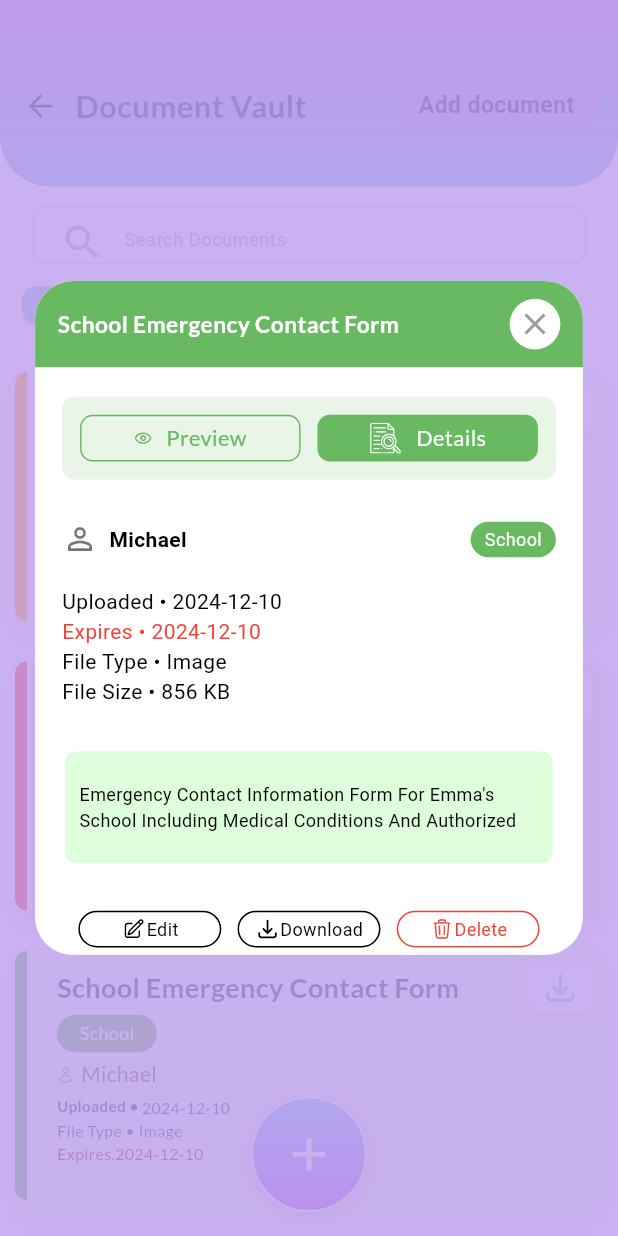
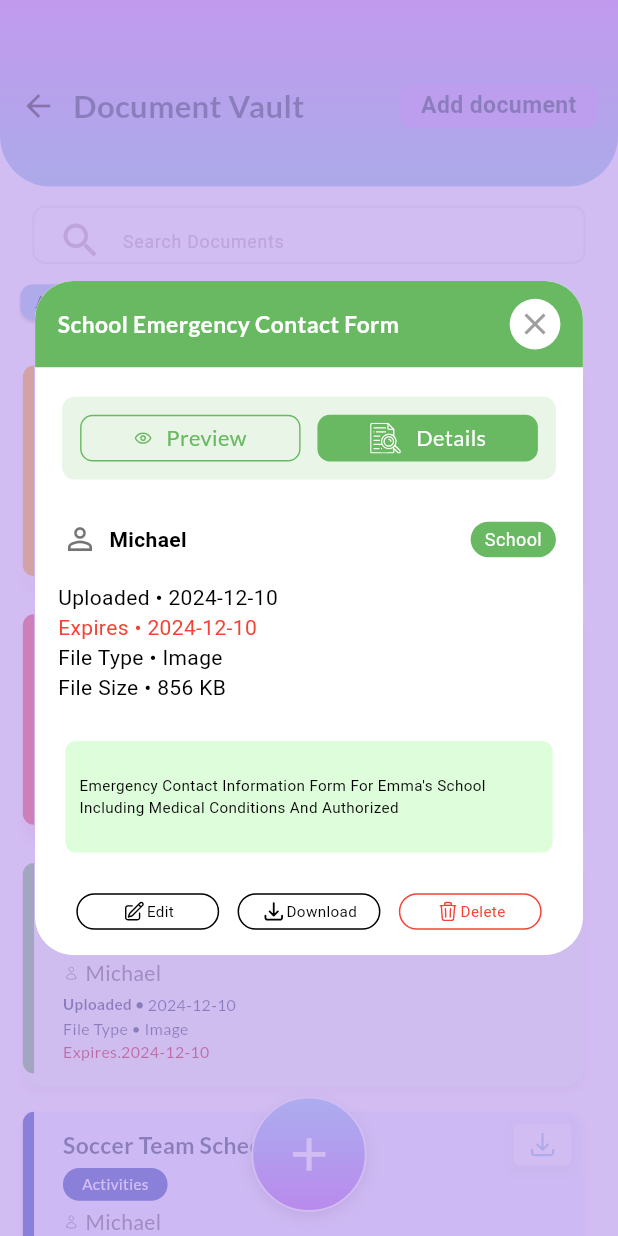
Before and after one commit to RaihanRafi01/parent_bridge, a Flutter app: the screen it shows after launch, after a tap on an icon or button, on a phone screen of 412 x 824 dp. Run offline on Flutter 3.47's test engine with Material 3 defaults, Android fonts, the phone set to English and light mode, and no system bars; our stand-ins replace dotted_border, flutter_screenutil, flutter_svg, get, google_fonts.

Commit message:
create pages and widgets for document view

```diff
--- a/lib/app/modules/document_vault/views/Document_Widget/custom_document_card.dart
+++ b/lib/app/modules/document_vault/views/Document_Widget/custom_document_card.dart
@@ -37,16 +37,16 @@
   @override
   Widget build(BuildContext context) {
     return Container(
-      width: 399,
-      height: 176, //change
+      width: 399.w,
+      height: 176.h, //change
       decoration: BoxDecoration(
         color: bgcolor,
-        borderRadius: BorderRadius.circular(16),
+        borderRadius: BorderRadius.circular(16.r),
         boxShadow: [
           BoxShadow(
             color: Colors.grey.withOpacity(0.1),
-            spreadRadius: 2,
-            blurRadius: 5,
+            spreadRadius: 2.r,
+            blurRadius: 5.r,
             offset: const Offset(0, 3),
           ),
         ],
@@ -56,17 +56,17 @@
         children: [
           // Left red bar
           Container(
-            width: 8,
-            height: 166,
+            width: 8.w,
+            height: 166.h,
             decoration: BoxDecoration(
               color: sidebar,
               borderRadius: BorderRadius.only(
-                topLeft: Radius.circular(16),
-                bottomLeft: Radius.circular(16),
+                topLeft: Radius.circular(16.r),
+                bottomLeft: Radius.circular(16.r),
               ),
             ),
           ),
-          SizedBox(width: 12, height: 166),
+          SizedBox(width: 12.w, height: 166.h),
           // Right content
           Expanded(
             child: Padding(
@@ -82,7 +82,7 @@
                         child: Text(
                           title,
                           style: GoogleFonts.lato(
-                            fontSize: 18,
+                            fontSize: 18.sp,
                             fontWeight: FontWeight.w600,
                             color: Color(0xFF1D3856),
                           ),
@@ -92,26 +92,26 @@
                       InkWell(
                         onTap: onTap,
                         child: Container(
-                          width: 41,
-                          height: 33,
+                          width: 41.w,
+                          height: 33.h,
                           decoration: BoxDecoration(
                             color: const Color(0xFFFFFFFF),
                             borderRadius: BorderRadius.circular(5.r),
                             boxShadow: [
                               BoxShadow(
                                 color: Colors.grey.withOpacity(0.1),
-                                spreadRadius: 2,
-                                blurRadius: 5,
+                                spreadRadius: 2.r,
+                                blurRadius: 5.r,
                                 offset: const Offset(0, 3),
                               ),
                             ],
                           ),
                           child: Padding(
-                            padding: EdgeInsets.all(5.0),
+                            padding: EdgeInsets.all(5.0.r),
                             child: SvgPicture.asset(
                               'assets/images/document_svg/download.svg',
-                              height: 2,
-                              width: 2,
+                              height: 2.h,
+                              width: 2.w,
                               colorFilter: ColorFilter.mode(
                                 Color(0xFF93C7E3),
                                 BlendMode.srcIn,
@@ -126,28 +126,31 @@
 
                   // Legal tag
                   Container(
-                    padding: EdgeInsets.symmetric(horizontal: 15, vertical: 4),
+                    padding: EdgeInsets.symmetric(
+                      horizontal: 15.r,
+                      vertical: 4.r,
+                    ),
                     decoration: BoxDecoration(
                       color: labelcontainer,
-                      borderRadius: BorderRadius.circular(20),
+                      borderRadius: BorderRadius.circular(20.r),
                     ),
                     child: Text(
                       label,
                       style: GoogleFonts.lato(
-                        fontSize: 12,
+                        fontSize: 12.sp,
                         fontWeight: FontWeight.w500,
                         color: Color(0xFFFFFFFF),
                       ),
                     ),
                   ),
-                  SizedBox(height: 5),
+                  SizedBox(height: 5.h),
 
                   // People
                   Row(
                     children: [
                       SizedBox(
-                        width: 12,
-                        height: 12,
+                        width: 12.w,
+                        height: 12.h,
                         child: SvgPicture.asset(
                           'assets/images/document_svg/people.svg',
 
@@ -157,14 +160,14 @@
                           ),
                         ),
                       ),
-                      SizedBox(width: 4),
+                      SizedBox(width: 4.w),
                       Text(
                         person,
                         style: GoogleFonts.lato(color: Color(0xFF666666)),
                       ),
                     ],
                   ),
-                  const SizedBox(height: 4),
+                  SizedBox(height: 4.h),
 
                   // Upload date + file type
                   Column(
--- a/lib/app/modules/document_vault/views/Document_Widget/custom_document_dialog.dart
+++ b/lib/app/modules/document_vault/views/Document_Widget/custom_document_dialog.dart
@@ -73,8 +73,8 @@
                   boxShadow: [
                     BoxShadow(
                       color: Colors.white.withOpacity(0.1),
-                      spreadRadius: 2,
-                      blurRadius: 5,
+                      spreadRadius: 2.r,
+                      blurRadius: 5.r,
                       offset: Offset(0, 3),
                     ),
                   ],
@@ -209,7 +209,7 @@
 
             /// 🔹 File Info
             Padding(
-              padding: const EdgeInsets.all(18.0),
+              padding: EdgeInsets.all(18.0.r),
               child: Align(
                 alignment: Alignment.centerLeft,
                 child: Column(
@@ -231,19 +231,19 @@
 
             /// 🔹 Description Box
             Padding(
-              padding: const EdgeInsets.only(left: 18.0, right: 18.0, top: 10),
+              padding: EdgeInsets.only(left: 18.0.r, right: 18.0.r, top: 10.r),
               child: Container(
                 height: 88.h,
                 width: 347.w,
                 padding: EdgeInsets.all(10.w),
                 decoration: BoxDecoration(
-                  color: const Color(0xFFDEFDDB),
+                  color: Color(0xFFDEFDDB),
                   borderRadius: BorderRadius.circular(8.r),
                 ),
                 child: Center(
                   child: Text(
                     "Emergency Contact Information Form For Emma's School Including Medical Conditions And Authorized",
-                    style: TextStyle(fontSize: 12),
+                    style: TextStyle(fontSize: 12.sp),
                   ),
                 ),
               ),
@@ -253,7 +253,7 @@
 
             /// 🔹 Footer buttons
             Padding(
-              padding: const EdgeInsets.only(left: 18.0, right: 18.0, top: 30),
+              padding: EdgeInsets.only(left: 18.r, right: 18.0.r, top: 30.r),
               child: Row(
                 mainAxisAlignment: MainAxisAlignment.spaceEvenly,
                 children: [
@@ -279,9 +279,9 @@
                         Text(
                           "Edit",
                           style: TextStyle(
-                            height: .6,
+                            height: .6.h,
                             color: Colors.black,
-                            fontSize: 12,
+                            fontSize: 12.sp,
                           ),
                         ),
                       ],
@@ -309,9 +309,9 @@
                         Text(
                           "Download",
                           style: TextStyle(
-                            height: .6,
+                            height: .6.h,
                             color: Colors.black,
-                            fontSize: 12,
+                            fontSize: 12.sp,
                           ),
                         ),
                       ],
@@ -339,9 +339,9 @@
                         Text(
                           "Delete",
                           style: TextStyle(
-                            height: .6,
+                            height: .6.h,
                             color: Colors.red,
-                            fontSize: 12,
+                            fontSize: 12.sp,
                           ),
                         ),
                       ],
--- a/lib/app/modules/document_vault/views/Document_Widget/custom_floating_button.dart
+++ b/lib/app/modules/document_vault/views/Document_Widget/custom_floating_button.dart
@@ -20,7 +20,7 @@
           ),
           boxShadow: [
             BoxShadow(
-              blurRadius: 8,
+              blurRadius: 8.r,
               color: Colors.grey.withOpacity(.5),
               offset: Offset(0, 3),
             ),
--- a/lib/app/modules/document_vault/views/document_vault_view.dart
+++ b/lib/app/modules/document_vault/views/document_vault_view.dart
@@ -24,7 +24,7 @@
             Container(
               height: 147.h,
               // responsive height
-              padding: EdgeInsets.only(top: 20.h, left: 16.w, right: 16.w),
+              padding: EdgeInsets.only(top: 20.r, left: 16.r, right: 16.r),
               // responsive padding
               decoration: BoxDecoration(
                 gradient: const LinearGradient(
@@ -92,12 +92,12 @@
                 decoration: BoxDecoration(
                   borderRadius: BorderRadius.circular(10.r),
                   border: Border.all(
-                    color: const Color(0xFFEBEBEB), // set your border color
+                    color: Color(0xFFEBEBEB), // set your border color
                     width: 1.5.w, // border width
                   ),
                 ),
                 child: Padding(
-                  padding: const EdgeInsets.all(8.0),
+                  padding: EdgeInsets.all(8.0.r),
                   child: TextField(
                     decoration: InputDecoration(
                       hintText: "Search Documents",
@@ -123,7 +123,7 @@
             ),
             //All & Select Category
             Padding(
-              padding: EdgeInsets.all(16.w), // responsive padding
+              padding: EdgeInsets.all(16.r), // responsive padding
               child: Row(
                 children: [
                   SizedBox(
@@ -292,7 +292,11 @@
             Column(
               children: [
                 Padding(
-                  padding: const EdgeInsets.all(10.0),
+                  padding: EdgeInsets.only(
+                    left: 18.0.r,
+                    top: 10.0.r,
+                    right: 18.r,
+                  ),
                   child: Column(
                     children: [
                       DocumentCard(
@@ -301,7 +305,7 @@
                             Document_dialog(),
                             barrierColor: const Color(
                               0xFFBD9DED,
-                            ).withOpacity(0.80),
+                            ).withOpacity(0.80.sp),
                           );
                         },
                         exp_date: '',
@@ -323,7 +327,7 @@
                             Document_dialog2_preview(),
                             barrierColor: const Color(
                               0xFFBD9DED,
-                            ).withOpacity(0.80),
+                            ).withOpacity(0.80.sp),
                           );
                         },
                         exp_date: '',
@@ -345,7 +349,7 @@
                             Document_dialog(),
                             barrierColor: const Color(
                               0xFFBD9DED,
-                            ).withOpacity(0.80),
+                            ).withOpacity(0.80.sp),
                           );
                         },
                         title: 'School Emergency Contact Form',
```
Also changed, not shown: lib/app/modules/document_vault/views/Document_Widget/custom_document_dialog2.dart (+10 -10 lines), lib/app/modules/document_vault/views/Document_Widget/custom_document_dialog_preview.dart (+24 -24 lines), lib/app/modules/document_vault/views/document_add.dart (+9 -11 lines), lib/app/modules/document_vault/views/upload2.dart (+16 -16 lines), lib/app/modules/document_vault/views/upload_document.dart (+14 -14 lines).
